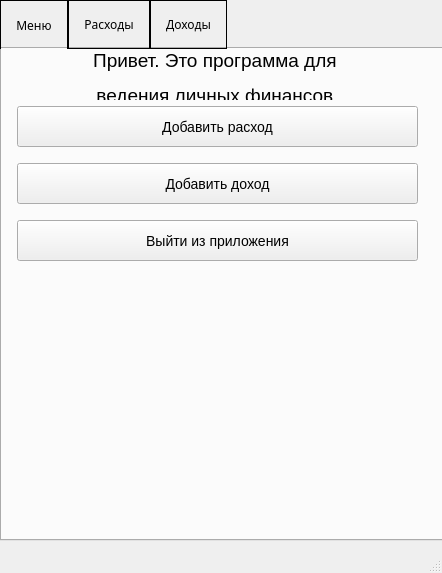
Old version of the form mainwindow.ui in the repository SIANotAlone/expanses.
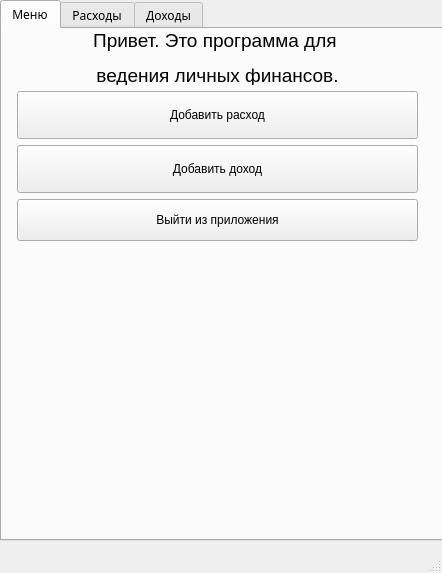
New version of the form. The open tabs and pages were chosen to show the change.

Commit message: add theme of application and fix some sizes of elements

Diff of the .ui file:
```diff
--- a/mainwindow.ui
+++ b/mainwindow.ui
@@ -41,16 +41,7 @@
      </font>
     </property>
     <property name="styleSheet">
-     <string notr="true">QTabBar::tab {
-  background: &quot;#0C6363&quot;; 
-
-  border: 1px solid black; 
-  padding: 15px;
-} 
-QTabBar::tab:selected { 
-  background: &quot;#269999&quot;; 
-  margin-bottom: -1px; 
-}</string>
+     <string notr="true"/>
     </property>
     <property name="currentIndex">
      <number>2</number>
@@ -80,9 +71,6 @@
        </property>
        <item>
         <widget class="QLabel" name="label1">
-         <property name="styleSheet">
-          <string notr="true">color:&quot;#FF4040&quot;;</string>
-         </property>
          <property name="text">
           <string>&lt;html&gt;&lt;head/&gt;&lt;body&gt;&lt;p align=&quot;center&quot;&gt;&lt;span style=&quot; font-size:14pt;&quot;&gt;Привет. Это программа для &lt;/span&gt;&lt;/p&gt;&lt;p align=&quot;center&quot;&gt;&lt;span style=&quot; font-size:14pt;&quot;&gt;ведения личных финансов.&lt;/span&gt;&lt;/p&gt;&lt;/body&gt;&lt;/html&gt;</string>
          </property>
@@ -91,14 +79,10 @@
        <item>
         <widget class="QPushButton" name="add_expanse">
          <property name="font">
-          <font>
-           <pointsize>-1</pointsize>
-          </font>
+          <font/>
          </property>
          <property name="styleSheet">
-          <string notr="true">background-color:&quot;#269926&quot;;
-font-size:14px;
-margin-bottom:10px;</string>
+          <string notr="true"/>
          </property>
          <property name="text">
           <string>Добавить расход</string>
@@ -108,14 +92,10 @@
        <item>
         <widget class="QPushButton" name="add_income">
          <property name="font">
-          <font>
-           <pointsize>-1</pointsize>
-          </font>
+          <font/>
          </property>
          <property name="styleSheet">
-          <string notr="true">background-color:&quot;#269926&quot;;
-font-size:14px;
-margin-bottom:10px;</string>
+          <string notr="true"/>
          </property>
          <property name="text">
           <string>Добавить доход</string>
@@ -125,14 +105,10 @@
        <item>
         <widget class="QPushButton" name="btn_exit">
          <property name="font">
-          <font>
-           <pointsize>-1</pointsize>
-          </font>
+          <font/>
          </property>
          <property name="styleSheet">
-          <string notr="true">background-color:&quot;#269926&quot;;
-font-size:14px;
-margin-bottom:10px;</string>
+          <string notr="true">margin-bottom:10px;</string>
          </property>
          <property name="text">
           <string>Выйти из приложения</string>
```
Left out of the diff: 23 changed lines with no effect on the pictures. The commit also changes 2 other files.
